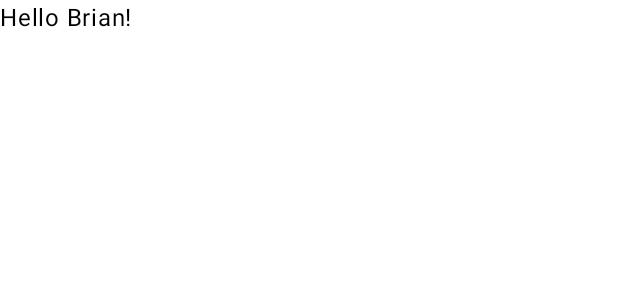
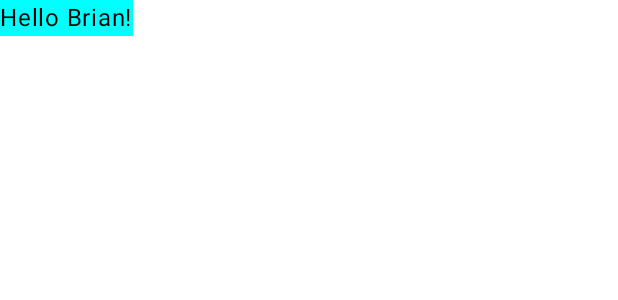
Before and after one commit to briankaboyi/greeting-card, an Android app built with Jetpack Compose: the @Preview function GreetingPreview, on a phone screen of 412 x 824 dp. Shown: the top 300 px of the screen. Run offline under Robolectric (Android 15) with nearby library versions, the phone set to English and light mode, and no system bars.

Commit message:
change background color

```diff
--- a/app/src/main/java/com/example/greetingcard/MainActivity.kt
+++ b/app/src/main/java/com/example/greetingcard/MainActivity.kt
@@ -7,9 +7,11 @@ import androidx.activity.enableEdgeToEdge
 import androidx.compose.foundation.layout.fillMaxSize
 import androidx.compose.foundation.layout.padding
 import androidx.compose.material3.Scaffold
+import androidx.compose.material3.Surface
 import androidx.compose.material3.Text
 import androidx.compose.runtime.Composable
 import androidx.compose.ui.Modifier
+import androidx.compose.ui.graphics.Color
 import androidx.compose.ui.tooling.preview.Preview
 import com.example.greetingcard.ui.theme.GreetingCardTheme
 
@@ -32,10 +34,13 @@ class MainActivity : ComponentActivity() {
 
 @Composable
 fun Greeting(name: String, modifier: Modifier = Modifier) {
-    Text(
-        text = "Hello $name!",
-        modifier = modifier
-    )
+    Surface(color = Color.Cyan) {
+        Text(
+            text = "Hello $name!",
+            modifier = modifier,
+            color = Color.Black
+        )
+    }
 }
 
 @Preview(showBackground = true)
```
